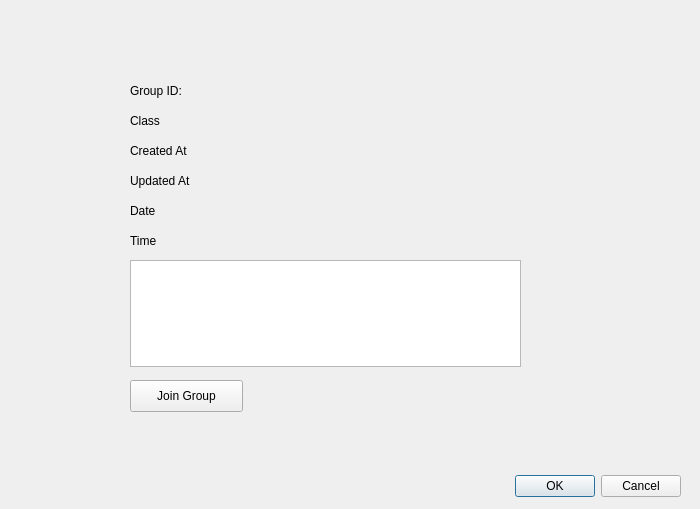
Above: StudyGroupFormer/GroupInfo.ui from vu035/StudyGroupApp before the change. Below: the same form after it.
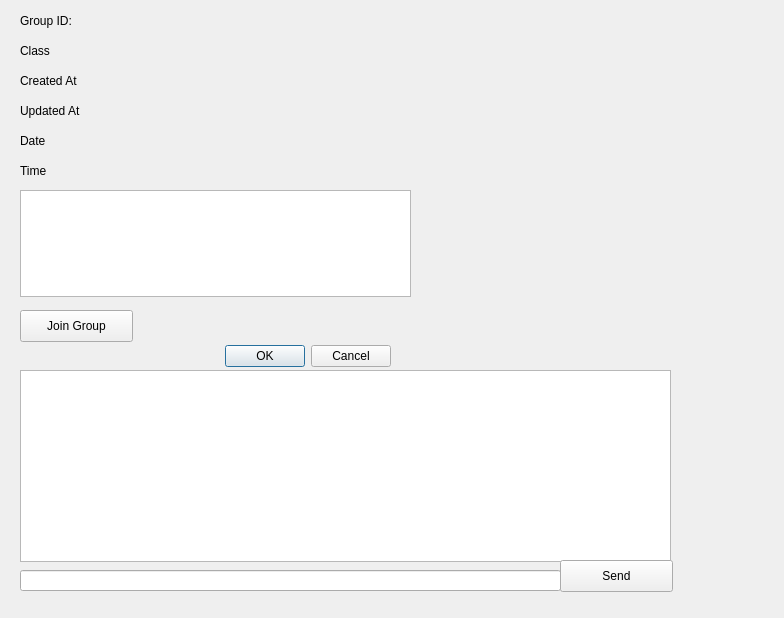
That is the form after the change.

Commit message:
Added framework for chat function in GroupInfo
added listview for chat
added send button
removed grid from group table

needs:

logic to populate listview with HTTP info

The edit to the form file:
```diff
--- a/StudyGroupFormer/GroupInfo.ui
+++ b/StudyGroupFormer/GroupInfo.ui
@@ -6,8 +6,8 @@
    <rect>
     <x>0</x>
     <y>0</y>
-    <width>700</width>
-    <height>509</height>
+    <width>784</width>
+    <height>618</height>
    </rect>
   </property>
   <property name="windowTitle">
@@ -16,8 +16,8 @@
   <widget class="QDialogButtonBox" name="buttonBox">
    <property name="geometry">
     <rect>
-     <x>340</x>
-     <y>470</y>
+     <x>50</x>
+     <y>340</y>
      <width>341</width>
      <height>32</height>
     </rect>
@@ -32,8 +32,8 @@
   <widget class="QLabel" name="label">
    <property name="geometry">
     <rect>
-     <x>130</x>
-     <y>80</y>
+     <x>20</x>
+     <y>10</y>
      <width>121</width>
      <height>21</height>
     </rect>
@@ -45,8 +45,8 @@
   <widget class="QLabel" name="label_2">
    <property name="geometry">
     <rect>
-     <x>130</x>
-     <y>110</y>
+     <x>20</x>
+     <y>40</y>
      <width>121</width>
      <height>21</height>
     </rect>
@@ -58,8 +58,8 @@
   <widget class="QLabel" name="label_3">
    <property name="geometry">
     <rect>
-     <x>130</x>
-     <y>140</y>
+     <x>20</x>
+     <y>70</y>
      <width>121</width>
      <height>21</height>
     </rect>
@@ -71,8 +71,8 @@
   <widget class="QLabel" name="label_4">
    <property name="geometry">
     <rect>
-     <x>130</x>
-     <y>170</y>
+     <x>20</x>
+     <y>100</y>
      <width>121</width>
      <height>21</height>
     </rect>
@@ -84,8 +84,8 @@
   <widget class="QLabel" name="lblGCreated">
    <property name="geometry">
     <rect>
-     <x>230</x>
-     <y>140</y>
+     <x>120</x>
+     <y>70</y>
      <width>121</width>
      <height>21</height>
     </rect>
@@ -97,8 +97,8 @@
   <widget class="QLabel" name="lblGID">
    <property name="geometry">
     <rect>
-     <x>230</x>
-     <y>80</y>
+     <x>120</x>
+     <y>10</y>
      <width>121</width>
      <height>21</height>
     </rect>
@@ -110,8 +110,8 @@
   <widget class="QLabel" name="lblGUpdated">
    <property name="geometry">
     <rect>
-     <x>230</x>
-     <y>170</y>
+     <x>120</x>
+     <y>100</y>
      <width>121</width>
      <height>21</height>
     </rect>
@@ -123,8 +123,8 @@
   <widget class="QLabel" name="lblGCName">
    <property name="geometry">
     <rect>
-     <x>230</x>
-     <y>110</y>
+     <x>120</x>
+     <y>40</y>
      <width>121</width>
      <height>21</height>
     </rect>
@@ -136,8 +136,8 @@
   <widget class="QLabel" name="lblGDate">
    <property name="geometry">
     <rect>
-     <x>230</x>
-     <y>200</y>
+     <x>120</x>
+     <y>130</y>
      <width>121</width>
      <height>21</height>
     </rect>
@@ -149,8 +149,8 @@
   <widget class="QLabel" name="label_5">
    <property name="geometry">
     <rect>
-     <x>130</x>
-     <y>200</y>
+     <x>20</x>
+     <y>130</y>
      <width>121</width>
      <height>21</height>
     </rect>
@@ -162,8 +162,8 @@
   <widget class="QLabel" name="lblGTime">
    <property name="geometry">
     <rect>
-     <x>230</x>
-     <y>230</y>
+     <x>120</x>
+     <y>160</y>
      <width>121</width>
      <height>21</height>
     </rect>
@@ -175,8 +175,8 @@
   <widget class="QLabel" name="label_6">
    <property name="geometry">
     <rect>
-     <x>130</x>
-     <y>230</y>
+     <x>20</x>
+     <y>160</y>
      <width>121</width>
      <height>21</height>
     </rect>
@@ -188,8 +188,8 @@
   <widget class="QTextEdit" name="courseDescription">
    <property name="geometry">
     <rect>
-     <x>130</x>
-     <y>260</y>
+     <x>20</x>
+     <y>190</y>
      <width>391</width>
      <height>107</height>
     </rect>
@@ -198,8 +198,8 @@
   <widget class="QPushButton" name="joinButton">
    <property name="geometry">
     <rect>
-     <x>130</x>
-     <y>380</y>
+     <x>20</x>
+     <y>310</y>
      <width>113</width>
      <height>32</height>
     </rect>
@@ -208,6 +208,39 @@
     <string>Join Group</string>
    </property>
   </widget>
+  <widget class="QListView" name="lstGroupChat">
+   <property name="geometry">
+    <rect>
+     <x>20</x>
+     <y>370</y>
+     <width>651</width>
+     <height>192</height>
+    </rect>
+   </property>
+  </widget>
+  <widget class="QLineEdit" name="leGroupMessage">
+   <property name="geometry">
+    <rect>
+     <x>20</x>
+     <y>570</y>
+     <width>541</width>
+     <height>21</height>
+    </rect>
+   </property>
+  </widget>
+  <widget class="QPushButton" name="btnSendMessage">
+   <property name="geometry">
+    <rect>
+     <x>560</x>
+     <y>560</y>
+     <width>113</width>
+     <height>32</height>
+    </rect>
+   </property>
+   <property name="text">
+    <string>Send</string>
+   </property>
+  </widget>
  </widget>
  <resources/>
  <connections>
```
The commit also changes 3 other files.
